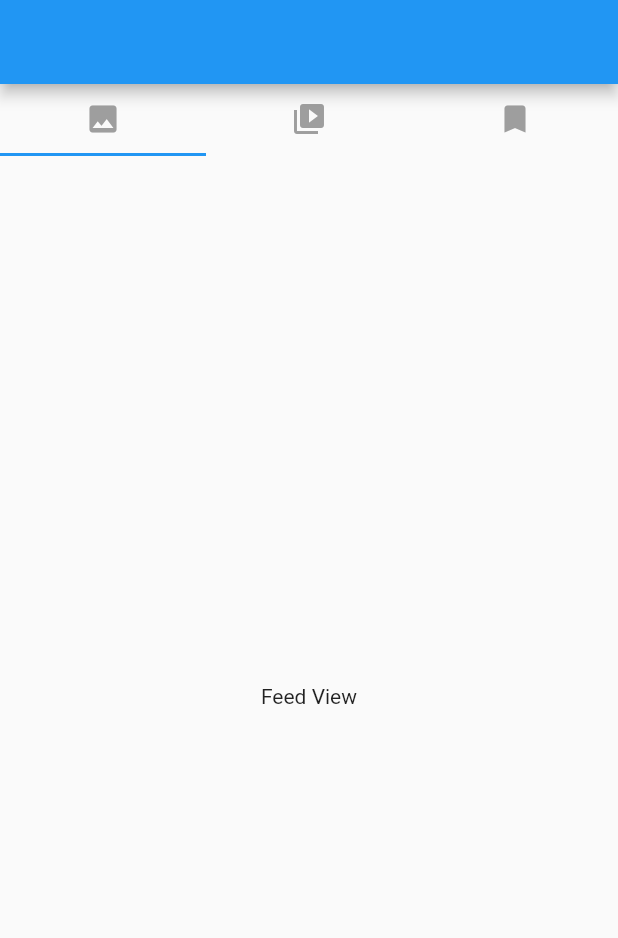
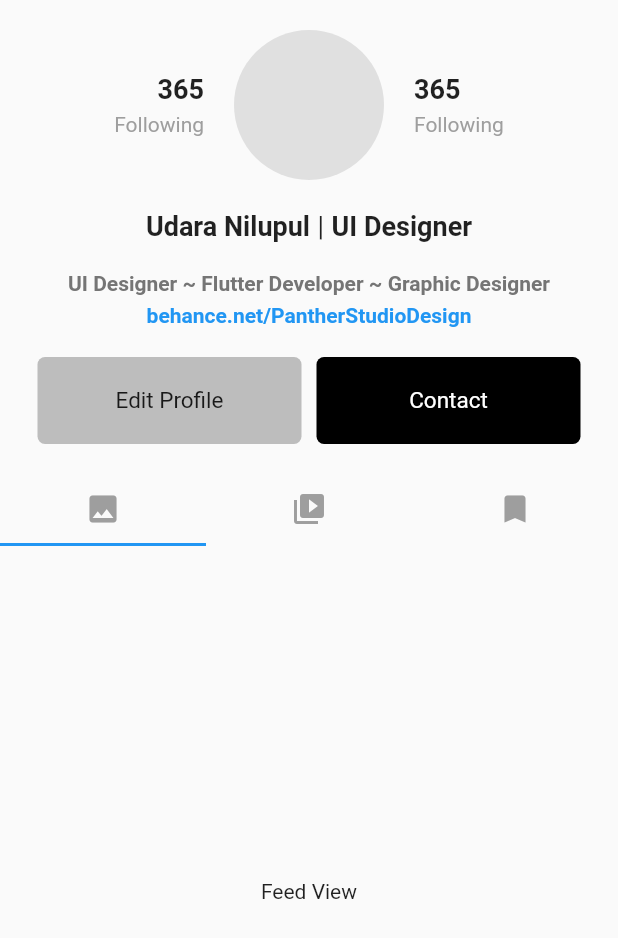
Before and after one commit to Genster78/Instagram-Redesign-, a Flutter app: the screen it shows after launch, on a phone screen of 412 x 824 dp. Shown: the top 938 px of the screen. Run offline on Flutter 3.47's test engine with Material 2 defaults, Android fonts, the phone set to English and light mode, and no system bars.

Commit message:
profile details

```diff
--- a/lib/Pages/profile_page.dart
+++ b/lib/Pages/profile_page.dart
@@ -55,9 +55,171 @@ class _ProfilePageState extends State<ProfilePage> {
     return DefaultTabController(
       length: 3,
       child: Scaffold(
-        appBar: AppBar(),
-        body: Column(
+        body: SafeArea(
+          child: Column(
             children: [
+              const SizedBox(height: 20),
+              // profiole details
+              Row(
+                mainAxisAlignment: MainAxisAlignment.center,
+                children: [
+                  // following
+                  Column(
+                    crossAxisAlignment: CrossAxisAlignment.end,
+                    children: const [
+                      Text(
+                        '365',
+                        style: TextStyle(
+                          fontWeight: FontWeight.bold,
+                          fontSize: 18,
+                        ),
+                      ),
+                      SizedBox(height: 5),
+                      Text(
+                        'Following',
+                        style: TextStyle(color: Colors.grey),
+                      ),
+                    ],
+                  ),
+
+                  // profile pic
+                  Padding(
+                    padding: const EdgeInsets.symmetric(horizontal: 20),
+                    child: Container(
+                      width: 100,
+                      height: 100,
+                      decoration: BoxDecoration(
+                        shape: BoxShape.circle,
+                        color: Colors.grey[300],
+                      ),
+                    ),
+                  ),
+
+                  // followers
+                  Column(
+                    crossAxisAlignment: CrossAxisAlignment.start,
+                    children: const [
+                      Text(
+                        '365',
+                        style: TextStyle(
+                          fontWeight: FontWeight.bold,
+                          fontSize: 18,
+                        ),
+                      ),
+                      SizedBox(height: 5),
+                      Text(
+                        'Following',
+                        style: TextStyle(color: Colors.grey),
+                      ),
+                    ],
+                  ),
+                ],
+              ),
+
+              const SizedBox(height: 20),
+              // name
+              Row(
+                mainAxisAlignment: MainAxisAlignment.center,
+                children: const [
+                  Text(
+                    'Udara Nilupul',
+                    style: TextStyle(
+                      fontWeight: FontWeight.bold,
+                      fontSize: 18,
+                    ),
+                  ),
+                  SizedBox(width: 5),
+                  Text(
+                    '|',
+                    style: TextStyle(
+                      fontSize: 18,
+                    ),
+                  ),
+                  SizedBox(width: 5),
+                  Text(
+                    'UI Designer',
+                    style: TextStyle(
+                      fontWeight: FontWeight.bold,
+                      fontSize: 18,
+                    ),
+                  ),
+                ],
+              ),
+
+              const SizedBox(height: 20),
+
+              // bio
+              Text(
+                'UI Designer ~ Flutter Developer ~ Graphic Designer',
+                style: TextStyle(
+                  color: Colors.grey[600],
+                  fontWeight: FontWeight.bold,
+                ),
+              ),
+
+              const SizedBox(height: 5),
+
+              // links
+              const Text(
+                'behance.net/PantherStudioDesign',
+                style: TextStyle(
+                  color: Colors.blue,
+                  fontWeight: FontWeight.bold,
+                ),
+              ),
+
+              const SizedBox(height: 20),
+
+              // buttons
+              Padding(
+                padding: const EdgeInsets.symmetric(horizontal: 25),
+                child: Row(
+                  children: [
+                    // edit profile
+                    Expanded(
+                      child: Container(
+                        padding: const EdgeInsets.all(20),
+                        decoration: BoxDecoration(
+                          color: Colors.grey[400],
+                          borderRadius: BorderRadius.circular(5),
+                        ),
+                        child: const Center(
+                          child: Text(
+                            'Edit Profile',
+                            style: TextStyle(fontSize: 15),
+                          ),
+                        ),
+                      ),
+                    ),
+
+                    const SizedBox(
+                      width: 10,
+                    ),
+
+                    // contact
+                    Expanded(
+                      child: Container(
+                        padding: const EdgeInsets.all(20),
+                        decoration: BoxDecoration(
+                          color: Colors.black,
+                          borderRadius: BorderRadius.circular(5),
+                        ),
+                        child: const Center(
+                          child: Text(
+                            'Contact',
+                            style: TextStyle(
+                              color: Colors.white,
+                              fontSize: 15,
+                            ),
+                          ),
+                        ),
+                      ),
+                    ),
+                  ],
+                ),
+              ),
+
+               const SizedBox(height: 20),
               // tab bar
               TabBar(
                 tabs: tabs,
@@ -70,6 +232,7 @@ class _ProfilePageState extends State<ProfilePage> {
             ],
           ),
         ),
+      ),
     );
   }
 }
```
Lines whose indentation alone changed are shown as unchanged.
